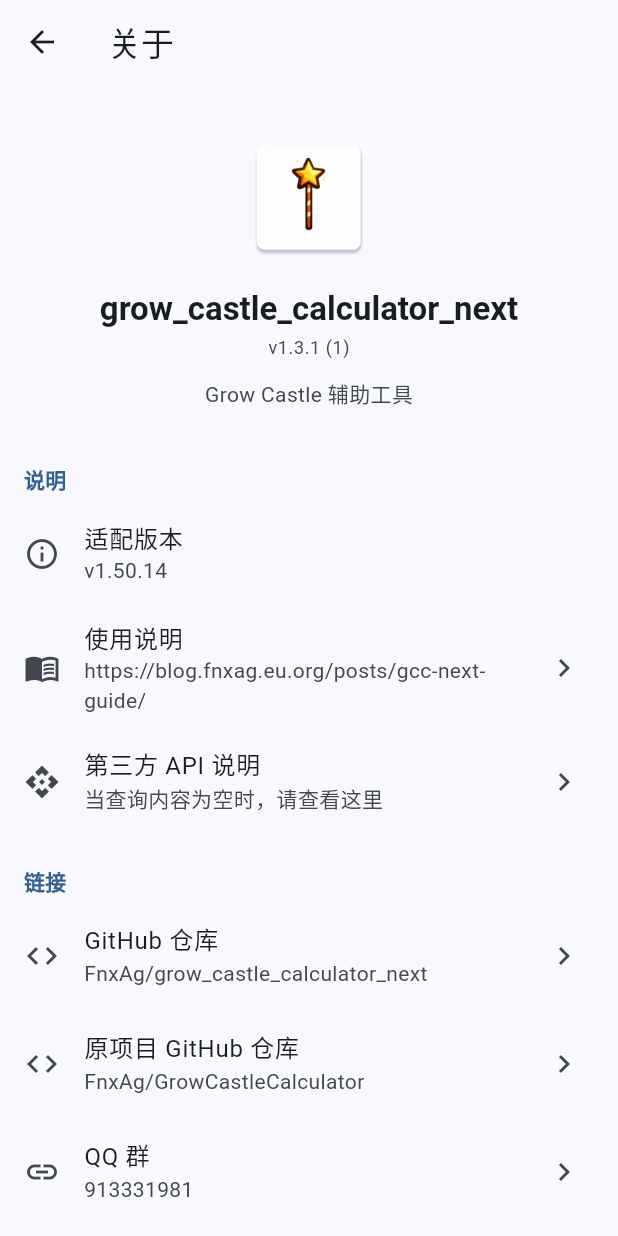
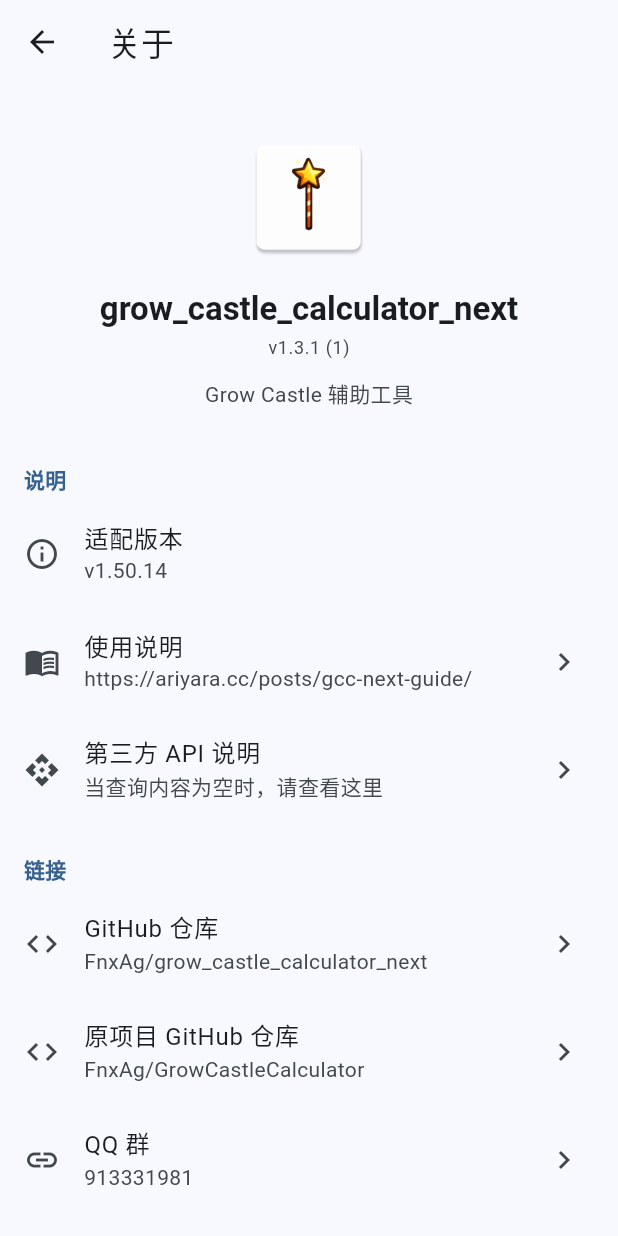
Before and after one commit to FnxAg/grow_castle_calculator_next, a Flutter app: the AboutPage screen opened directly, on a phone screen of 412 x 824 dp. Run offline on Flutter 3.47's test engine with Material 3 defaults, Android fonts, the light colour scheme and no system bars; our stand-ins replace get_it, hive_flutter, package_info_plus; missing offline and left inert: flutter_displaymode; accounts and stored records are empty.

Commit message:
chore: 更新Blog地址

```diff
--- a/lib/view/page/setting/about_page.dart
+++ b/lib/view/page/setting/about_page.dart
@@ -37,7 +37,7 @@
         _linkEntry(
           Icons.menu_book_outlined,
           '使用说明',
-          'https://blog.fnxag.eu.org/posts/gcc-next-guide/',
+          'https://ariyara.cc/posts/gcc-next-guide/',
         ),
         _AboutEntry(
           icon: Icons.api,
```
